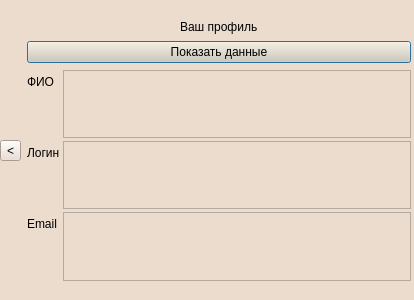
Above: client/profile.ui from WvLadIck/TripLink before the change. Below: the same form after it.
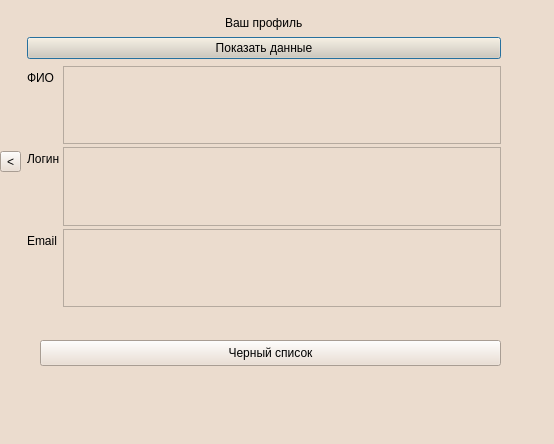
That is the form after the change.

Diff of the .ui file:
```diff
--- a/client/profile.ui
+++ b/client/profile.ui
@@ -6,8 +6,8 @@
    <rect>
     <x>0</x>
     <y>0</y>
-    <width>414</width>
-    <height>300</height>
+    <width>554</width>
+    <height>444</height>
    </rect>
   </property>
   <property name="windowTitle">
@@ -21,9 +21,9 @@
    <property name="geometry">
     <rect>
      <x>0</x>
-     <y>20</y>
-     <width>411</width>
-     <height>261</height>
+     <y>16</y>
+     <width>501</width>
+     <height>291</height>
     </rect>
    </property>
    <layout class="QHBoxLayout" name="horizontalLayout">
@@ -106,6 +106,19 @@
     </item>
    </layout>
   </widget>
+  <widget class="QPushButton" name="pushButton_2">
+   <property name="geometry">
+    <rect>
+     <x>40</x>
+     <y>340</y>
+     <width>461</width>
+     <height>26</height>
+    </rect>
+   </property>
+   <property name="text">
+    <string>Черный список</string>
+   </property>
+  </widget>
  </widget>
  <resources/>
  <connections/>
```
